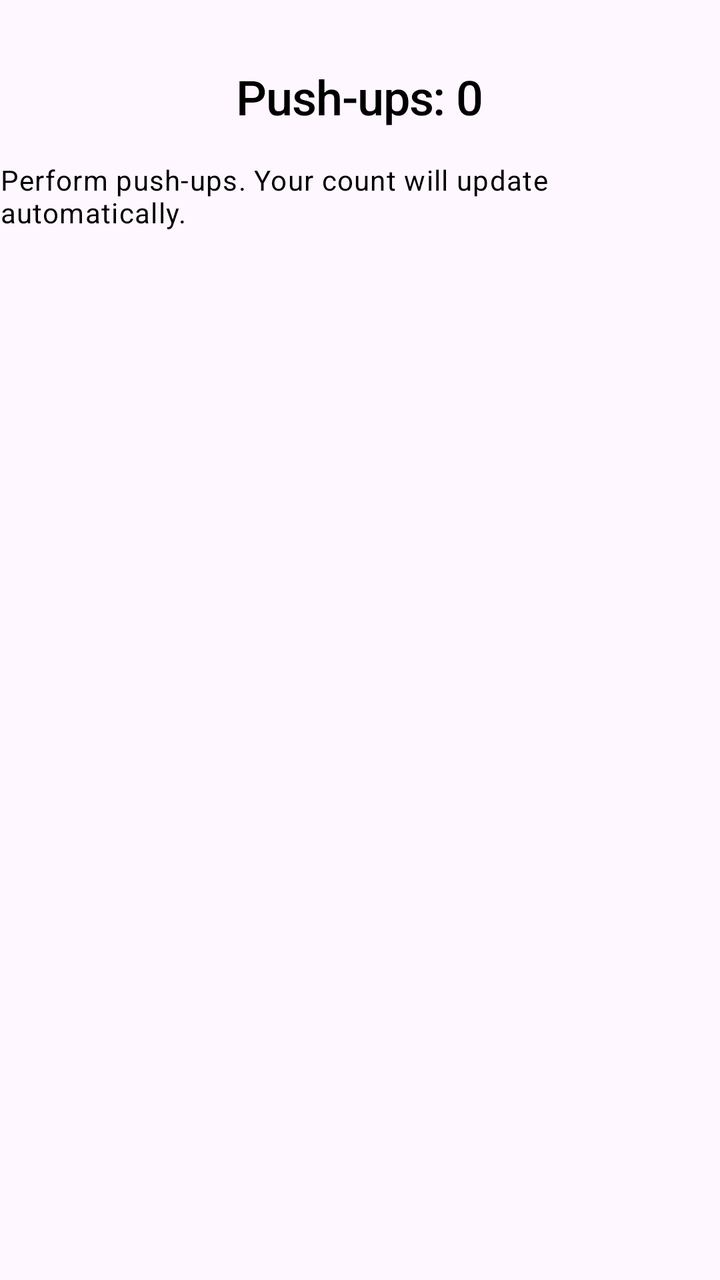
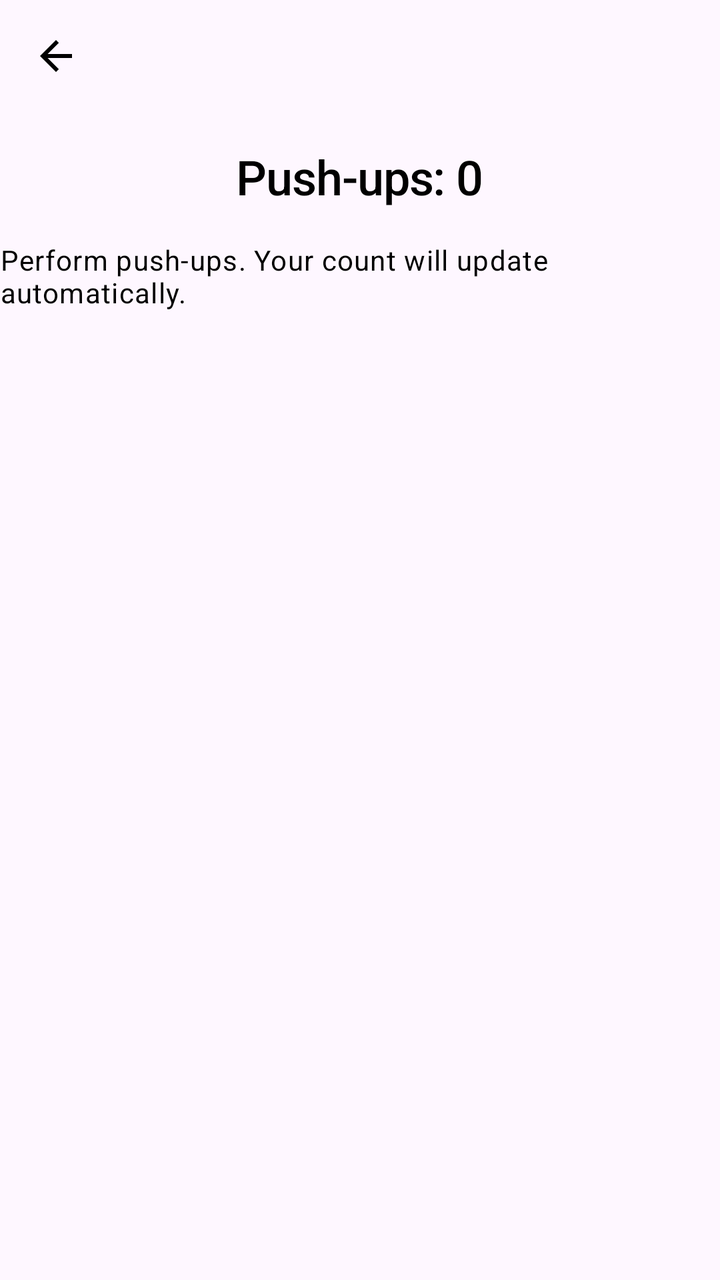

Two renders of the same Android screen: before a commit and after it. Below are the layout's source before the change and the commit's diff.
<!-- AndroidManifest.xml: application theme Theme.Boxy -->
<!-- res/layout/fragment_push_up_counter.xml -->
<?xml version="1.0" encoding="utf-8"?>
<androidx.constraintlayout.widget.ConstraintLayout
    xmlns:android="http://schemas.android.com/apk/res/android"
    xmlns:app="http://schemas.android.com/apk/res-auto"
    android:layout_width="match_parent"
    android:layout_height="match_parent">

    
    <TextView
        android:id="@+id/tv_pushup_count"
        android:layout_width="wrap_content"
        android:layout_height="wrap_content"
        android:text="Push-ups: 0"
        android:textAppearance="@style/TextAppearance.App.Headline1"
        app:layout_constraintTop_toTopOf="parent"
        app:layout_constraintStart_toStartOf="parent"
        app:layout_constraintEnd_toEndOf="parent"
        android:layout_marginTop="32dp"/>

    
    <TextView
        android:id="@+id/tv_instructions"
        android:layout_width="wrap_content"
        android:layout_height="wrap_content"
        android:text="Perform push-ups. Your count will update automatically."
        android:textAppearance="@style/TextAppearance.App.Body1"
        app:layout_constraintTop_toBottomOf="@+id/tv_pushup_count"
        app:layout_constraintStart_toStartOf="parent"
        app:layout_constraintEnd_toEndOf="parent"
        android:layout_marginTop="16dp"/>
</androidx.constraintlayout.widget.ConstraintLayout>
<!-- resources referenced by this layout -->
<resources>
  <style name="TextAppearance.App.Body1" parent="TextAppearance.MaterialComponents.Body1">
          <item name="fontFamily">sans-serif</item>
          <item name="android:textSize">14sp</item>
          <item name="android:textColor">@color/black</item>
      </style>
  <style name="TextAppearance.App.Headline1" parent="TextAppearance.MaterialComponents.Headline1">
          <item name="fontFamily">sans-serif-medium</item>
          <item name="android:textSize">24sp</item>
          <item name="android:textColor">@color/black</item>
      </style>
  <style name="Theme.Boxy" parent="Base.Theme.Boxy" />
  <color name="black">#FF000000</color>
  <style name="Base.Theme.Boxy" parent="Theme.Material3.DayNight.NoActionBar">
          
          
      </style>
</resources>

<!-- the commit's change to res/layout/fragment_push_up_counter.xml (unified diff, before → after) -->
@@ -6,13 +6,25 @@
     android:layout_height="match_parent">
 
     
+    <ImageButton
+        android:id="@+id/btn_back"
+        android:layout_width="wrap_content"
+        android:layout_height="wrap_content"
+        android:layout_margin="16dp"
+        android:background="?attr/selectableItemBackgroundBorderless"
+        android:src="@drawable/ic_arrow_back"
+
+        app:layout_constraintStart_toStartOf="parent"
+        app:layout_constraintTop_toTopOf="parent" />
+
+    
     <TextView
         android:id="@+id/tv_pushup_count"
         android:layout_width="wrap_content"
         android:layout_height="wrap_content"
         android:text="Push-ups: 0"
         android:textAppearance="@style/TextAppearance.App.Headline1"
-        app:layout_constraintTop_toTopOf="parent"
+        app:layout_constraintTop_toBottomOf="@id/btn_back"
         app:layout_constraintStart_toStartOf="parent"
         app:layout_constraintEnd_toEndOf="parent"
         android:layout_marginTop="32dp"/>
<!-- resource entries referenced after the edit -->
@@ -1,5 +1,15 @@
 <!-- resources referenced by this layout -->
 <resources>
+  <!-- drawable ic_arrow_back (drawable) -->
+  <vector xmlns:android="http://schemas.android.com/apk/res/android"
+      android:width="24dp"
+      android:height="24dp"
+      android:viewportWidth="24"
+      android:viewportHeight="24">
+      <path
+          android:fillColor="#FF000000"
+          android:pathData="M20,11H7.83l5.59,-5.59L12,4l-8,8 8,8 1.41,-1.41L7.83,13H20v-2z"/>
+  </vector>
   <style name="TextAppearance.App.Body1" parent="TextAppearance.MaterialComponents.Body1">
           <item name="fontFamily">sans-serif</item>
           <item name="android:textSize">14sp</item>
